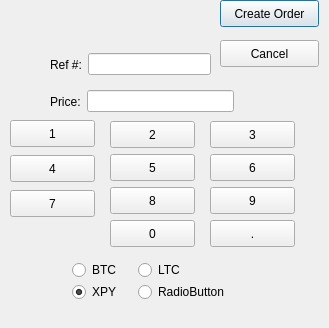
Before: the Qt Designer form create_order.ui in spydazcomputers/PayTERM, drawn with Qt 5.
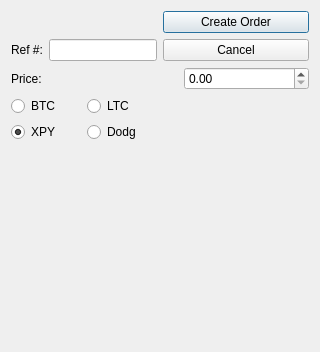
After: the same form once the commit is applied. Custom widgets are drawn as their Qt base class.

Commit message: Added input formating on mobile number, changed price input to doublespinbox with validation, changed layouts, made numeric keypad a modular widget that can be embedded in each UI as opposed to recoding each time

The edit to the form file:
```diff
--- a/create_order.ui
+++ b/create_order.ui
@@ -6,370 +6,134 @@
    <rect>
     <x>0</x>
     <y>0</y>
-    <width>329</width>
-    <height>328</height>
+    <width>313</width>
+    <height>352</height>
    </rect>
   </property>
   <property name="windowTitle">
    <string>Create Order</string>
   </property>
-  <widget class="QPushButton" name="pushButton">
-   <property name="geometry">
-    <rect>
-     <x>220</x>
-     <y>0</y>
-     <width>99</width>
-     <height>27</height>
-    </rect>
-   </property>
-   <property name="text">
-    <string>Create Order</string>
-   </property>
-  </widget>
-  <widget class="QPushButton" name="pushButton_2">
-   <property name="geometry">
-    <rect>
-     <x>220</x>
-     <y>40</y>
-     <width>99</width>
-     <height>27</height>
-    </rect>
-   </property>
-   <property name="text">
-    <string>Cancel</string>
-   </property>
-  </widget>
-  <widget class="QWidget" name="layoutWidget">
-   <property name="geometry">
-    <rect>
-     <x>50</x>
-     <y>80</y>
-     <width>184</width>
-     <height>43</height>
-    </rect>
-   </property>
-   <layout class="QHBoxLayout" name="horizontalLayout">
-    <item>
-     <widget class="QLabel" name="Price_label">
-      <property name="text">
-       <string>Price:</string>
-      </property>
-     </widget>
-    </item>
-    <item>
-     <widget class="QLineEdit" name="Price">
-      <property name="text">
-       <string/>
-      </property>
-      <property name="alignment">
-       <set>Qt::AlignRight|Qt::AlignTrailing|Qt::AlignVCenter</set>
-      </property>
-      <property name="placeholderText">
-       <string/>
-      </property>
-     </widget>
-    </item>
-   </layout>
-  </widget>
-  <widget class="QWidget" name="layoutWidget">
-   <property name="geometry">
-    <rect>
-     <x>50</x>
-     <y>50</y>
-     <width>161</width>
-     <height>29</height>
-    </rect>
-   </property>
-   <layout class="QHBoxLayout" name="horizontalLayout_2">
-    <item>
-     <widget class="QLabel" name="Ref_label">
-      <property name="text">
-       <string>Ref #:</string>
-      </property>
-     </widget>
-    </item>
-    <item>
-     <widget class="QLineEdit" name="Ref_Num"/>
-    </item>
-   </layout>
-  </widget>
-  <widget class="QPushButton" name="KP4">
-   <property name="geometry">
-    <rect>
-     <x>10</x>
-     <y>155</y>
-     <width>85</width>
-     <height>27</height>
-    </rect>
-   </property>
-   <property name="focusPolicy">
-    <enum>Qt::NoFocus</enum>
-   </property>
-   <property name="text">
-    <string>4</string>
-   </property>
-   <attribute name="buttonGroup">
-    <string notr="true">KeyBoard</string>
-   </attribute>
-  </widget>
-  <widget class="QPushButton" name="KP1">
-   <property name="geometry">
-    <rect>
-     <x>10</x>
-     <y>120</y>
-     <width>85</width>
-     <height>27</height>
-    </rect>
-   </property>
-   <property name="focusPolicy">
-    <enum>Qt::NoFocus</enum>
-   </property>
-   <property name="text">
-    <string>1</string>
-   </property>
-   <attribute name="buttonGroup">
-    <string notr="true">KeyBoard</string>
-   </attribute>
-  </widget>
-  <widget class="QPushButton" name="KP7">
-   <property name="geometry">
-    <rect>
-     <x>10</x>
-     <y>190</y>
-     <width>85</width>
-     <height>27</height>
-    </rect>
-   </property>
-   <property name="focusPolicy">
-    <enum>Qt::NoFocus</enum>
-   </property>
-   <property name="text">
-    <string>7</string>
-   </property>
-   <attribute name="buttonGroup">
-    <string notr="true">KeyBoard</string>
-   </attribute>
-  </widget>
-  <widget class="QPushButton" name="KP6">
-   <property name="geometry">
-    <rect>
-     <x>210</x>
-     <y>154</y>
-     <width>85</width>
-     <height>27</height>
-    </rect>
-   </property>
-   <property name="focusPolicy">
-    <enum>Qt::NoFocus</enum>
-   </property>
-   <property name="text">
-    <string>6</string>
-   </property>
-   <attribute name="buttonGroup">
-    <string notr="true">KeyBoard</string>
-   </attribute>
-  </widget>
-  <widget class="QPushButton" name="KP3">
-   <property name="geometry">
-    <rect>
-     <x>210</x>
-     <y>121</y>
-     <width>85</width>
-     <height>27</height>
-    </rect>
-   </property>
-   <property name="focusPolicy">
-    <enum>Qt::NoFocus</enum>
-   </property>
-   <property name="text">
-    <string>3</string>
-   </property>
-   <attribute name="buttonGroup">
-    <string notr="true">KeyBoard</string>
-   </attribute>
-  </widget>
-  <widget class="QPushButton" name="KP9">
-   <property name="geometry">
-    <rect>
-     <x>210</x>
-     <y>187</y>
-     <width>85</width>
-     <height>27</height>
-    </rect>
-   </property>
-   <property name="focusPolicy">
-    <enum>Qt::NoFocus</enum>
-   </property>
-   <property name="text">
-    <string>9</string>
-   </property>
-   <attribute name="buttonGroup">
-    <string notr="true">KeyBoard</string>
-   </attribute>
-  </widget>
-  <widget class="QPushButton" name="KP0_2">
-   <property name="geometry">
-    <rect>
-     <x>210</x>
-     <y>220</y>
-     <width>85</width>
-     <height>27</height>
-    </rect>
-   </property>
-   <property name="focusPolicy">
-    <enum>Qt::NoFocus</enum>
-   </property>
-   <property name="text">
-    <string>.</string>
-   </property>
-   <attribute name="buttonGroup">
-    <string notr="true">KeyBoard</string>
-   </attribute>
-  </widget>
-  <widget class="QPushButton" name="KP8">
-   <property name="geometry">
-    <rect>
-     <x>110</x>
-     <y>187</y>
-     <width>85</width>
-     <height>27</height>
-    </rect>
-   </property>
-   <property name="focusPolicy">
-    <enum>Qt::NoFocus</enum>
-   </property>
-   <property name="text">
-    <string>8</string>
-   </property>
-   <attribute name="buttonGroup">
-    <string notr="true">KeyBoard</string>
-   </attribute>
-  </widget>
-  <widget class="QPushButton" name="KP5">
-   <property name="geometry">
-    <rect>
-     <x>110</x>
-     <y>154</y>
-     <width>85</width>
-     <height>27</height>
-    </rect>
-   </property>
-   <property name="focusPolicy">
-    <enum>Qt::NoFocus</enum>
-   </property>
-   <property name="text">
-    <string>5</string>
-   </property>
-   <attribute name="buttonGroup">
-    <string notr="true">KeyBoard</string>
-   </attribute>
-  </widget>
-  <widget class="QPushButton" name="KP0">
-   <property name="geometry">
-    <rect>
-     <x>110</x>
-     <y>220</y>
-     <width>85</width>
-     <height>27</height>
-    </rect>
-   </property>
-   <property name="focusPolicy">
-    <enum>Qt::NoFocus</enum>
-   </property>
-   <property name="text">
-    <string>0</string>
-   </property>
-   <attribute name="buttonGroup">
-    <string notr="true">KeyBoard</string>
-   </attribute>
-  </widget>
-  <widget class="QPushButton" name="KP2">
-   <property name="geometry">
-    <rect>
-     <x>110</x>
-     <y>121</y>
-     <width>85</width>
-     <height>27</height>
-    </rect>
-   </property>
-   <property name="focusPolicy">
-    <enum>Qt::NoFocus</enum>
-   </property>
-   <property name="text">
-    <string>2</string>
-   </property>
-   <attribute name="buttonGroup">
-    <string notr="true">KeyBoard</string>
-   </attribute>
-  </widget>
-  <widget class="QRadioButton" name="radioButton_3">
-   <property name="geometry">
-    <rect>
-     <x>138</x>
-     <y>262</y>
-     <width>101</width>
-     <height>16</height>
-    </rect>
-   </property>
-   <property name="text">
-    <string>LTC</string>
-   </property>
-   <attribute name="buttonGroup">
-    <string notr="true">buttonGroup</string>
-   </attribute>
-  </widget>
-  <widget class="QRadioButton" name="radioButton_4">
-   <property name="geometry">
-    <rect>
-     <x>138</x>
-     <y>284</y>
-     <width>101</width>
-     <height>16</height>
-    </rect>
-   </property>
-   <property name="text">
-    <string>RadioButton</string>
-   </property>
-   <attribute name="buttonGroup">
-    <string notr="true">buttonGroup</string>
-   </attribute>
-  </widget>
-  <widget class="QRadioButton" name="radioButton_2">
-   <property name="geometry">
-    <rect>
-     <x>72</x>
-     <y>284</y>
-     <width>58</width>
-     <height>16</height>
-    </rect>
-   </property>
-   <property name="text">
-    <string>XPY</string>
-   </property>
-   <property name="checked">
-    <bool>true</bool>
-   </property>
-   <attribute name="buttonGroup">
-    <string notr="true">buttonGroup</string>
-   </attribute>
-  </widget>
-  <widget class="QRadioButton" name="radioButton">
-   <property name="geometry">
-    <rect>
-     <x>72</x>
-     <y>262</y>
-     <width>58</width>
-     <height>16</height>
-    </rect>
-   </property>
-   <property name="text">
-    <string>BTC</string>
-   </property>
-   <attribute name="buttonGroup">
-    <string notr="true">buttonGroup</string>
-   </attribute>
-  </widget>
+  <layout class="QVBoxLayout" name="verticalLayout_2">
+   <item>
+    <layout class="QVBoxLayout" name="verticalLayout">
+     <item>
+      <layout class="QGridLayout" name="gridLayout">
+       <item row="2" column="0" colspan="3">
+        <layout class="QHBoxLayout" name="horizontalLayout">
+         <item>
+          <widget class="QLabel" name="Price_label">
+           <property name="text">
+            <string>Price:</string>
+           </property>
+          </widget>
+         </item>
+        </layout>
+       </item>
+       <item row="3" column="1" colspan="3">
+        <widget class="QRadioButton" name="radioButton_3">
+         <property name="text">
+          <string>LTC</string>
+         </property>
+         <attribute name="buttonGroup">
+          <string notr="true">buttonGroup</string>
+         </attribute>
+        </widget>
+       </item>
+       <item row="4" column="1" colspan="3">
+        <widget class="QRadioButton" name="radioButton_4">
+         <property name="text">
+          <string>Dodg</string>
+         </property>
+         <attribute name="buttonGroup">
+          <string notr="true">buttonGroup</string>
+         </attribute>
+        </widget>
+       </item>
+       <item row="3" column="0">
+        <widget class="QRadioButton" name="radioButton">
+         <property name="text">
+          <string>BTC</string>
+         </property>
+         <attribute name="buttonGroup">
+          <string notr="true">buttonGroup</string>
+         </attribute>
+        </widget>
+       </item>
+       <item row="0" column="2" colspan="2">
+        <widget class="QPushButton" name="pushButton">
+         <property name="text">
+          <string>Create Order</string>
+         </property>
+        </widget>
+       </item>
+       <item row="4" column="0">
+        <widget class="QRadioButton" name="radioButton_2">
+         <property name="text">
+          <string>XPY</string>
+         </property>
+         <property name="checked">
+          <bool>true</bool>
+         </property>
+         <attribute name="buttonGroup">
+          <string notr="true">buttonGroup</string>
+         </attribute>
+        </widget>
+       </item>
+       <item row="1" column="0" colspan="2">
+        <layout class="QHBoxLayout" name="horizontalLayout_2">
+         <item>
+          <widget class="QLabel" name="Ref_label">
+           <property name="text">
+            <string>Ref #:</string>
+           </property>
+          </widget>
+         </item>
+         <item>
+          <widget class="QLineEdit" name="Ref_Num"/>
+         </item>
+        </layout>
+       </item>
+       <item row="1" column="2" colspan="2">
+        <widget class="QPushButton" name="pushButton_2">
+         <property name="text">
+          <string>Cancel</string>
+         </property>
+        </widget>
+       </item>
+       <item row="2" column="3">
+        <widget class="QDoubleSpinBox" name="Price">
+         <property name="minimumSize">
+          <size>
+           <width>125</width>
+           <height>0</height>
+          </size>
+         </property>
+        </widget>
+       </item>
+      </layout>
+     </item>
+     <item>
+      <widget class="Keypad" name="widget" native="true">
+       <property name="minimumSize">
+        <size>
+         <width>298</width>
+         <height>132</height>
+        </size>
+       </property>
+      </widget>
+     </item>
+    </layout>
+   </item>
+  </layout>
  </widget>
+ <customwidgets>
+  <customwidget>
+   <class>Keypad</class>
+   <extends>QWidget</extends>
+   <header>keypad.h</header>
+   <container>1</container>
+  </customwidget>
+ </customwidgets>
  <resources/>
  <connections/>
  <buttongroups>
```
Left out of the diff: 2 changed lines with no effect on the pictures. The commit also changes 8 other files.
